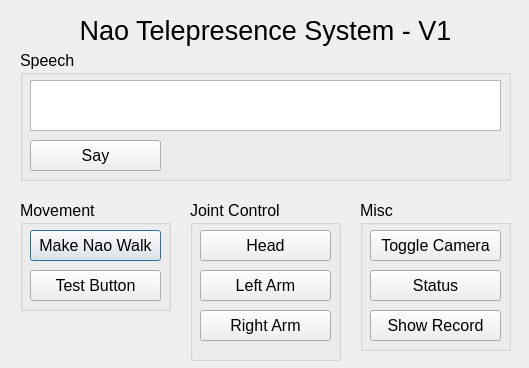
The window that gui/main_window.ui (PrakashW94/fyp-telepresence) describes before a commit, drawn with Qt 5.
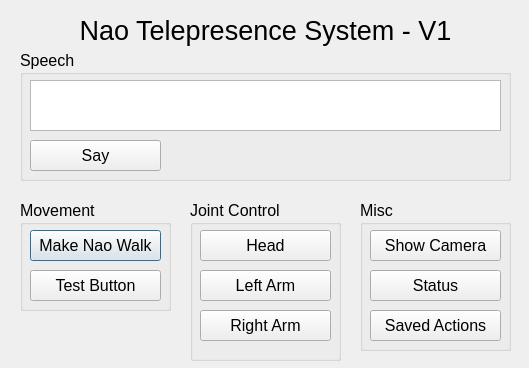
The same window after the commit.

Patch:
```diff
--- a/gui/main_window.ui
+++ b/gui/main_window.ui
@@ -229,7 +229,7 @@
      </rect>
     </property>
     <property name="text">
-     <string>Toggle Camera</string>
+     <string>Show Camera</string>
     </property>
    </widget>
    <widget class="QPushButton" name="btn_status">
@@ -255,7 +255,7 @@
      </rect>
     </property>
     <property name="text">
-     <string>Show Record</string>
+     <string>Saved Actions</string>
     </property>
    </widget>
   </widget>
```
